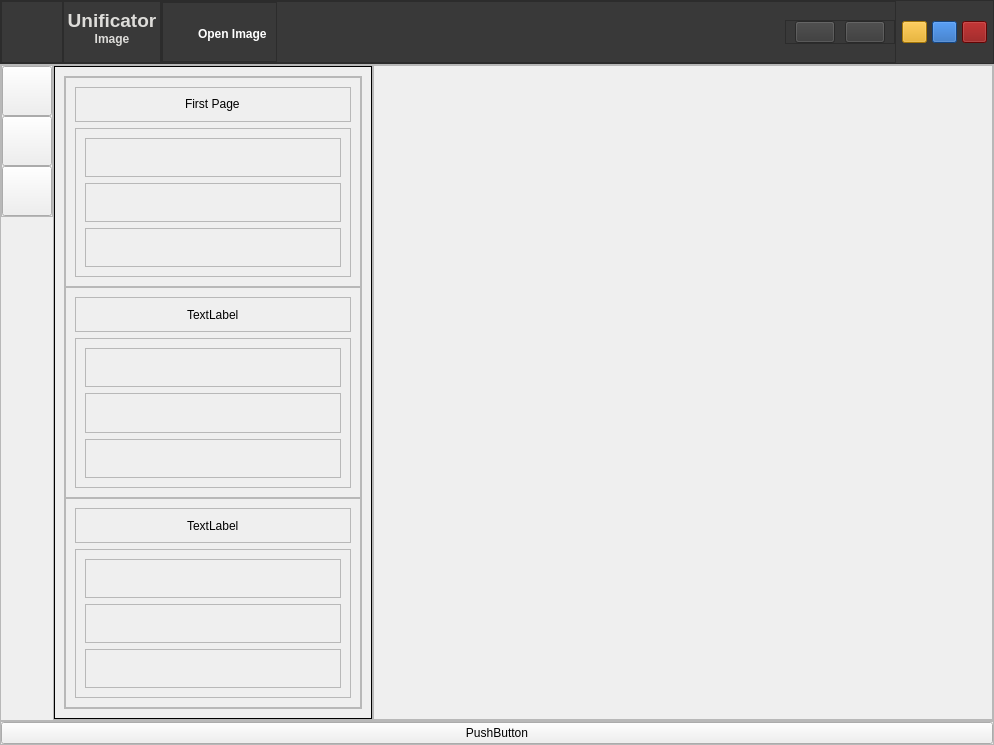
This is src/interface.ui in Btzel/Unificator as Qt 5 draws it before an edit. The edited form follows.
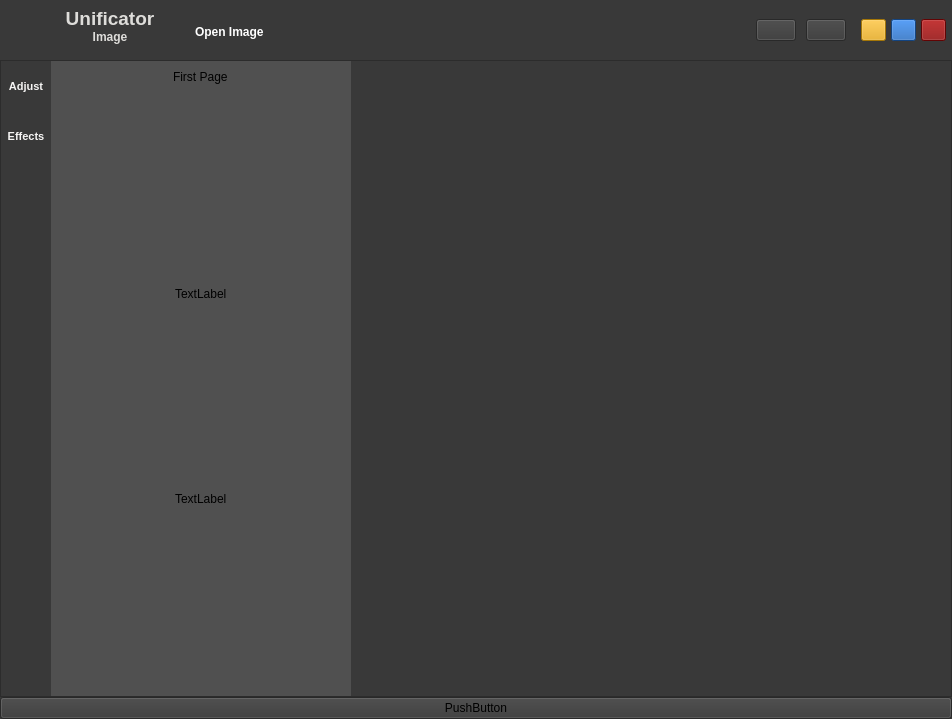
This is the edited form. Icons and pictures are not drawn.

Commit message: cont panel

```diff
--- a/src/interface.ui
+++ b/src/interface.ui
@@ -6,14 +6,18 @@
    <rect>
     <x>0</x>
     <y>0</y>
-    <width>994</width>
-    <height>745</height>
+    <width>950</width>
+    <height>719</height>
    </rect>
   </property>
   <property name="windowTitle">
    <string>MainWindow</string>
   </property>
   <widget class="QWidget" name="centralwidget">
+   <property name="styleSheet">
+    <string notr="true">background-color: rgb(57, 57, 57);
+</string>
+   </property>
    <layout class="QVBoxLayout" name="verticalLayout" stretch="0,0,0">
     <property name="spacing">
      <number>0</number>
@@ -36,7 +40,7 @@
        <bool>true</bool>
       </property>
       <property name="styleSheet">
-       <string notr="true">background-color: rgb(57, 57, 57);</string>
+       <string notr="true">QFrame { border: none; margin: 0px; padding: 0px; }</string>
       </property>
       <property name="frameShape">
        <enum>QFrame::StyledPanel</enum>
@@ -589,6 +593,20 @@
       <property name="enabled">
        <bool>true</bool>
       </property>
+      <property name="layoutDirection">
+       <enum>Qt::LeftToRight</enum>
+      </property>
+      <property name="autoFillBackground">
+       <bool>false</bool>
+      </property>
+      <property name="styleSheet">
+       <string notr="true">QFrame * {
+    border: none;
+    margin: 0px;
+    padding: 0px;
+}
+</string>
+      </property>
       <property name="frameShape">
        <enum>QFrame::StyledPanel</enum>
       </property>
@@ -611,8 +629,14 @@
        <property name="bottomMargin">
         <number>0</number>
        </property>
-       <item alignment="Qt::AlignTop">
+       <item>
         <widget class="QFrame" name="frame_7">
+         <property name="font">
+          <font>
+           <weight>50</weight>
+           <bold>false</bold>
+          </font>
+         </property>
          <property name="frameShape">
           <enum>QFrame::StyledPanel</enum>
          </property>
@@ -635,91 +659,141 @@
           <property name="bottomMargin">
            <number>0</number>
           </property>
-          <item>
-           <widget class="QPushButton" name="pushButton_6">
-            <property name="sizePolicy">
-             <sizepolicy hsizetype="Preferred" vsizetype="Preferred">
-              <horstretch>0</horstretch>
-              <verstretch>0</verstretch>
-             </sizepolicy>
+          <item alignment="Qt::AlignTop">
+           <widget class="QFrame" name="frame_23">
+            <property name="frameShape">
+             <enum>QFrame::StyledPanel</enum>
             </property>
-            <property name="minimumSize">
-             <size>
-              <width>50</width>
-              <height>50</height>
-             </size>
+            <property name="frameShadow">
+             <enum>QFrame::Raised</enum>
             </property>
-            <property name="maximumSize">
-             <size>
-              <width>50</width>
-              <height>50</height>
-             </size>
-            </property>
-            <property name="text">
-             <string/>
-            </property>
-            <property name="checkable">
-             <bool>false</bool>
-            </property>
-            <property name="checked">
-             <bool>false</bool>
-            </property>
-           </widget>
-          </item>
-          <item>
-           <widget class="QPushButton" name="pushButton_8">
-            <property name="sizePolicy">
-             <sizepolicy hsizetype="Preferred" vsizetype="Preferred">
-              <horstretch>0</horstretch>
-              <verstretch>0</verstretch>
-             </sizepolicy>
-            </property>
-            <property name="minimumSize">
-             <size>
-              <width>50</width>
-              <height>50</height>
-             </size>
-            </property>
-            <property name="maximumSize">
-             <size>
-              <width>50</width>
-              <height>50</height>
-             </size>
-            </property>
-            <property name="text">
-             <string/>
-            </property>
-            <property name="checkable">
-             <bool>false</bool>
-            </property>
-           </widget>
-          </item>
-          <item>
-           <widget class="QPushButton" name="pushButton_7">
-            <property name="sizePolicy">
-             <sizepolicy hsizetype="Preferred" vsizetype="Preferred">
-              <horstretch>0</horstretch>
-              <verstretch>0</verstretch>
-             </sizepolicy>
-            </property>
-            <property name="minimumSize">
-             <size>
-              <width>50</width>
-              <height>50</height>
-             </size>
-            </property>
-            <property name="maximumSize">
-             <size>
-              <width>50</width>
-              <height>50</height>
-             </size>
-            </property>
-            <property name="text">
-             <string/>
-            </property>
-            <property name="checkable">
-             <bool>false</bool>
-            </property>
+            <layout class="QVBoxLayout" name="verticalLayout_8">
+             <property name="spacing">
+              <number>0</number>
+             </property>
+             <property name="leftMargin">
+              <number>0</number>
+             </property>
+             <property name="topMargin">
+              <number>0</number>
+             </property>
+             <property name="rightMargin">
+              <number>0</number>
+             </property>
+             <property name="bottomMargin">
+              <number>0</number>
+             </property>
+             <item>
+              <widget class="QToolButton" name="toolButton">
+               <property name="minimumSize">
+                <size>
+                 <width>50</width>
+                 <height>50</height>
+                </size>
+               </property>
+               <property name="maximumSize">
+                <size>
+                 <width>50</width>
+                 <height>50</height>
+                </size>
+               </property>
+               <property name="font">
+                <font>
+                 <pointsize>8</pointsize>
+                 <weight>75</weight>
+                 <bold>true</bold>
+                </font>
+               </property>
+               <property name="layoutDirection">
+                <enum>Qt::RightToLeft</enum>
+               </property>
+               <property name="styleSheet">
+                <string notr="true">
+color: rgb(246, 245, 244);</string>
+               </property>
+               <property name="text">
+                <string>Adjust</string>
+               </property>
+               <property name="icon">
+                <iconset resource="../resources/res.qrc">
+                 <normaloff>:/icons/icons/levels.png</normaloff>:/icons/icons/levels.png</iconset>
+               </property>
+               <property name="iconSize">
+                <size>
+                 <width>25</width>
+                 <height>25</height>
+                </size>
+               </property>
+               <property name="checkable">
+                <bool>false</bool>
+               </property>
+               <property name="checked">
+                <bool>false</bool>
+               </property>
+               <property name="popupMode">
+                <enum>QToolButton::InstantPopup</enum>
+               </property>
+               <property name="toolButtonStyle">
+                <enum>Qt::ToolButtonTextUnderIcon</enum>
+               </property>
+               <property name="autoRaise">
+                <bool>false</bool>
+               </property>
+              </widget>
+             </item>
+             <item>
+              <widget class="QToolButton" name="toolButton_3">
+               <property name="minimumSize">
+                <size>
+                 <width>50</width>
+                 <height>50</height>
+                </size>
+               </property>
+               <property name="maximumSize">
+                <size>
+                 <width>50</width>
+                 <height>50</height>
+                </size>
+               </property>
+               <property name="font">
+                <font>
+                 <pointsize>8</pointsize>
+                 <weight>75</weight>
+                 <bold>true</bold>
+                </font>
+               </property>
+               <property name="layoutDirection">
+                <enum>Qt::RightToLeft</enum>
+               </property>
+               <property name="styleSheet">
+                <string notr="true">
+color: rgb(246, 245, 244);</string>
+               </property>
+               <property name="text">
+                <string>Effects</string>
+               </property>
+               <property name="icon">
+                <iconset resource="../resources/res.qrc">
+                 <normaloff>:/icons/icons/icons8-magic-wand-64.png</normaloff>:/icons/icons/icons8-magic-wand-64.png</iconset>
+               </property>
+               <property name="iconSize">
+                <size>
+                 <width>30</width>
+                 <height>30</height>
+                </size>
+               </property>
+               <property name="popupMode">
+                <enum>QToolButton::InstantPopup</enum>
+               </property>
+               <property name="toolButtonStyle">
+                <enum>Qt::ToolButtonTextUnderIcon</enum>
+               </property>
+               <property name="autoRaise">
+                <bool>false</bool>
+               </property>
+              </widget>
+             </item>
+            </layout>
            </widget>
           </item>
          </layout>
@@ -733,6 +807,9 @@
            <height>0</height>
           </size>
          </property>
+         <property name="styleSheet">
+          <string notr="true">background-color: rgb(80, 80, 80);</string>
+         </property>
          <property name="frameShape">
           <enum>QFrame::StyledPanel</enum>
          </property>
@@ -763,6 +840,9 @@
             <property name="toolTipDuration">
              <number>-1</number>
             </property>
+            <property name="styleSheet">
+             <string notr="true"/>
+            </property>
             <property name="frameShape">
              <enum>QFrame::Box</enum>
             </property>
@@ -772,290 +852,6 @@
             <property name="currentIndex">
              <number>0</number>
             </property>
-            <widget class="QWidget" name="page_3">
-             <property name="layoutDirection">
-              <enum>Qt::LeftToRight</enum>
-             </property>
-             <layout class="QHBoxLayout" name="horizontalLayout_9">
-              <item>
-               <widget class="QScrollArea" name="scrollArea">
-                <property name="widgetResizable">
-                 <bool>true</bool>
-                </property>
-                <widget class="QWidget" name="scrollAreaWidgetContents_3">
-                 <property name="geometry">
-                  <rect>
-                   <x>0</x>
-                   <y>0</y>
-                   <width>296</width>
-                   <height>626</height>
-                  </rect>
-                 </property>
-                 <layout class="QVBoxLayout" name="verticalLayout_23">
-                  <property name="spacing">
-                   <number>0</number>
-                  </property>
-                  <property name="leftMargin">
-                   <number>0</number>
-                  </property>
-                  <property name="topMargin">
-                   <number>0</number>
-                  </property>
-                  <property name="rightMargin">
-                   <number>0</number>
-                  </property>
-                  <property name="bottomMargin">
-                   <number>0</number>
-                  </property>
-                  <item>
-                   <widget class="QFrame" name="frame_14">
-                    <property name="minimumSize">
-                     <size>
-                      <width>250</width>
-                      <height>46</height>
-                     </size>
-                    </property>
-                    <property name="frameShape">
-                     <enum>QFrame::StyledPanel</enum>
-                    </property>
-                    <property name="frameShadow">
-                     <enum>QFrame::Raised</enum>
-                    </property>
-                    <layout class="QVBoxLayout" name="verticalLayout_22">
-                     <item>
-                      <widget class="QFrame" name="frame_45">
-                       <property name="maximumSize">
-                        <size>
-                         <width>16777215</width>
-                         <height>35</height>
-                        </size>
-                       </property>
-                       <property name="frameShape">
-                        <enum>QFrame::StyledPanel</enum>
-                       </property>
-                       <property name="frameShadow">
-                        <enum>QFrame::Raised</enum>
-                       </property>
-                       <layout class="QVBoxLayout" name="verticalLayout_28">
-                        <item alignment="Qt::AlignHCenter|Qt::AlignTop">
-                         <widget class="QLabel" name="label_8">
-                          <property name="text">
-                           <string>First Page</string>
-                          </property>
-                         </widget>
-                        </item>
-                       </layout>
-                      </widget>
-                     </item>
-                     <item>
-                      <widget class="QFrame" name="frame_46">
-                       <property name="frameShape">
-                        <enum>QFrame::StyledPanel</enum>
-                       </property>
-                       <property name="frameShadow">
-                        <enum>QFrame::Raised</enum>
-                       </property>
-                       <layout class="QVBoxLayout" name="verticalLayout_33">
-                        <item>
-                         <widget class="QFrame" name="frame_56">
-                          <property name="frameShape">
-                           <enum>QFrame::StyledPanel</enum>
-                          </property>
-                          <property name="frameShadow">
-                           <enum>QFrame::Raised</enum>
-                          </property>
-                         </widget>
-                        </item>
-                        <item>
-                         <widget class="QFrame" name="frame_57">
-                          <property name="frameShape">
-                           <enum>QFrame::StyledPanel</enum>
-                          </property>
-                          <property name="frameShadow">
-                           <enum>QFrame::Raised</enum>
-                          </property>
-                         </widget>
-                        </item>
-                        <item>
-                         <widget class="QFrame" name="frame_58">
-                          <property name="frameShape">
-                           <enum>QFrame::StyledPanel</enum>
-                          </property>
-                          <property name="frameShadow">
-                           <enum>QFrame::Raised</enum>
-                          </property>
-                         </widget>
-                        </item>
-                       </layout>
-                      </widget>
-                     </item>
-                    </layout>
-                   </widget>
-                  </item>
-                  <item>
-                   <widget class="QFrame" name="frame_15">
-                    <property name="frameShape">
-                     <enum>QFrame::StyledPanel</enum>
-                    </property>
-                    <property name="frameShadow">
-                     <enum>QFrame::Raised</enum>
-                    </property>
-                    <layout class="QVBoxLayout" name="verticalLayout_21">
-                     <item>
-                      <widget class="QFrame" name="frame_43">
-                       <property name="maximumSize">
-                        <size>
-                         <width>16777215</width>
-                         <height>35</height>
-                        </size>
-                       </property>
-                       <property name="frameShape">
-                        <enum>QFrame::StyledPanel</enum>
-                       </property>
-                       <property name="frameShadow">
-                        <enum>QFrame::Raised</enum>
-                       </property>
-                       <layout class="QVBoxLayout" name="verticalLayout_29">
-                        <item alignment="Qt::AlignHCenter">
-                         <widget class="QLabel" name="label_2">
-                          <property name="text">
-                           <string>TextLabel</string>
-                          </property>
-                         </widget>
-                        </item>
-                       </layout>
-                      </widget>
-                     </item>
-                     <item>
-                      <widget class="QFrame" name="frame_44">
-                       <property name="frameShape">
-                        <enum>QFrame::StyledPanel</enum>
-                       </property>
-                       <property name="frameShadow">
-                        <enum>QFrame::Raised</enum>
-                       </property>
-                       <layout class="QVBoxLayout" name="verticalLayout_32">
-                        <item>
-                         <widget class="QFrame" name="frame_59">
-                          <property name="frameShape">
-                           <enum>QFrame::StyledPanel</enum>
-                          </property>
-                          <property name="frameShadow">
-                           <enum>QFrame::Raised</enum>
-                          </property>
-                         </widget>
-                        </item>
-                        <item>
-                         <widget class="QFrame" name="frame_61">
-                          <property name="frameShape">
-                           <enum>QFrame::StyledPanel</enum>
-                          </property>
-                          <property name="frameShadow">
-                           <enum>QFrame::Raised</enum>
-                          </property>
-                         </widget>
-                        </item>
-                        <item>
-                         <widget class="QFrame" name="frame_60">
-                          <property name="frameShape">
-                           <enum>QFrame::StyledPanel</enum>
-                          </property>
-                          <property name="frameShadow">
-                           <enum>QFrame::Raised</enum>
-                          </property>
-                         </widget>
-                        </item>
-                       </layout>
-                      </widget>
-                     </item>
-                    </layout>
-                   </widget>
-                  </item>
-                  <item>
-                   <widget class="QFrame" name="frame_16">
-                    <property name="frameShape">
-                     <enum>QFrame::StyledPanel</enum>
-                    </property>
-                    <property name="frameShadow">
-                     <enum>QFrame::Raised</enum>
-                    </property>
-                    <layout class="QVBoxLayout" name="verticalLayout_20">
-                     <item>
-                      <widget class="QFrame" name="frame_41">
-                       <property name="maximumSize">
-                        <size>
-                         <width>16777215</width>
-                         <height>35</height>
-                        </size>
-                       </property>
-                       <property name="frameShape">
-                        <enum>QFrame::StyledPanel</enum>
-                       </property>
-                       <property name="frameShadow">
-                        <enum>QFrame::Raised</enum>
-                       </property>
-                       <layout class="QVBoxLayout" name="verticalLayout_30">
-                        <item alignment="Qt::AlignHCenter">
-                         <widget class="QLabel" name="label">
-                          <property name="text">
-                           <string>TextLabel</string>
-                          </property>
-                         </widget>
-                        </item>
-                       </layout>
-                      </widget>
-                     </item>
-                     <item>
-                      <widget class="QFrame" name="frame_42">
-                       <property name="frameShape">
-                        <enum>QFrame::StyledPanel</enum>
-                       </property>
-                       <property name="frameShadow">
-                        <enum>QFrame::Raised</enum>
-                       </property>
-                       <layout class="QVBoxLayout" name="verticalLayout_31">
-                        <item>
-                         <widget class="QFrame" name="frame_62">
-                          <property name="frameShape">
-                           <enum>QFrame::StyledPanel</enum>
-                          </property>
-                          <property name="frameShadow">
-                           <enum>QFrame::Raised</enum>
-                          </property>
-                         </widget>
-                        </item>
-                        <item>
-                         <widget class="QFrame" name="frame_63">
-                          <property name="frameShape">
-                           <enum>QFrame::StyledPanel</enum>
-                          </property>
-                          <property name="frameShadow">
-                           <enum>QFrame::Raised</enum>
-                          </property>
-                         </widget>
-                        </item>
-                        <item>
-                         <widget class="QFrame" name="frame_64">
-                          <property name="frameShape">
-                           <enum>QFrame::StyledPanel</enum>
-                          </property>
-                          <property name="frameShadow">
-                           <enum>QFrame::Raised</enum>
-                          </property>
-                         </widget>
-                        </item>
-                       </layout>
-                      </widget>
-                     </item>
-                    </layout>
-                   </widget>
-                  </item>
-                 </layout>
-                </widget>
-               </widget>
-              </item>
-             </layout>
-            </widget>
             <widget class="QWidget" name="page_4">
              <layout class="QHBoxLayout" name="horizontalLayout_10">
               <item>
@@ -1337,8 +1133,8 @@
               </item>
              </layout>
             </widget>
-            <widget class="QWidget" name="page_5">
-             <layout class="QHBoxLayout" name="horizontalLayout_11">
+            <widget class="QWidget" name="page_3">
+             <layout class="QHBoxLayout" name="horizontalLayout_9">
               <item>
                <widget class="QScrollArea" name="scrollArea_3">
                 <property name="widgetResizable">
@@ -1349,11 +1145,11 @@
                   <rect>
                    <x>0</x>
                    <y>0</y>
-                   <width>250</width>
-                   <height>292</height>
+                   <width>282</width>
+                   <height>614</height>
                   </rect>
                  </property>
-                 <layout class="QVBoxLayout" name="verticalLayout_40">
+                 <layout class="QVBoxLayout" name="verticalLayout_28">
                   <property name="spacing">
                    <number>0</number>
                   </property>
@@ -1383,7 +1179,22 @@
                     <property name="frameShadow">
                      <enum>QFrame::Raised</enum>
                     </property>
-                    <layout class="QVBoxLayout" name="verticalLayout_41">
+                    <layout class="QVBoxLayout" name="verticalLayout_29">
+                     <property name="spacing">
+                      <number>0</number>
+                     </property>
+                     <property name="leftMargin">
+                      <number>0</number>
+                     </property>
+                     <property name="topMargin">
+                      <number>0</number>
+                     </property>
+                     <property name="rightMargin">
+                      <number>0</number>
+                     </property>
+                     <property name="bottomMargin">
+                      <number>0</number>
+                     </property>
                      <item>
                       <widget class="QFrame" name="frame_53">
                        <property name="maximumSize">
@@ -1392,17 +1203,35 @@
                          <height>35</height>
                         </size>
                        </property>
+                       <property name="styleSheet">
+                        <string notr="true">QFrame { border: none; /* Remove the border */ margin: 0px; /* Set all margins to zero */ padding: 0px; /* Set all padding to zero */ }</string>
+                       </property>
                        <property name="frameShape">
                         <enum>QFrame::StyledPanel</enum>
                        </property>
                        <property name="frameShadow">
                         <enum>QFrame::Raised</enum>
                        </property>
-                       <layout class="QVBoxLayout" name="verticalLayout_42">
+                       <layout class="QVBoxLayout" name="verticalLayout_40">
+                        <property name="spacing">
+                         <number>0</number>
+                        </property>
+                        <property name="leftMargin">
+                         <number>0</number>
+                        </property>
+                        <property name="topMargin">
+                         <number>0</number>
+                        </property>
+                        <property name="rightMargin">
+                         <number>0</number>
+                        </property>
+                        <property name="bottomMargin">
+                         <number>0</number>
+                        </property>
                         <item alignment="Qt::AlignHCenter|Qt::AlignTop">
                          <widget class="QLabel" name="label_12">
                           <property name="text">
-                           <string>Third Page</string>
+                           <string>First Page</string>
                           </property>
                          </widget>
                         </item>
@@ -1417,7 +1246,22 @@
                        <property name="frameShadow">
                         <enum>QFrame::Raised</enum>
                        </property>
-                       <layout class="QVBoxLayout" name="verticalLayout_43">
+                       <layout class="QVBoxLayout" name="verticalLayout_41">
+                        <property name="spacing">
+                         <number>0</number>
+                        </property>
+                        <property name="leftMargin">
+                         <number>0</number>
+                        </property>
+                        <property name="topMargin">
+                         <number>0</number>
+                        </property>
+                        <property name="rightMargin">
+                         <number>0</number>
+                        </property>
+                        <property name="bottomMargin">
+                         <number>0</number>
+                        </property>
                         <item>
                          <widget class="QFrame" name="frame_74">
                           <property name="frameShape">
@@ -1462,7 +1306,22 @@
                     <property name="frameShadow">
                      <enum>QFrame::Raised</enum>
                     </property>
-                    <layout class="QVBoxLayout" name="verticalLayout_44">
+                    <layout class="QVBoxLayout" name="verticalLayout_30">
+                     <property name="spacing">
+                      <number>0</number>
+                     </property>
+                     <property name="leftMargin">
+                      <number>0</number>
+                     </property>
+                     <property name="topMargin">
+                      <number>0</number>
+                     </property>
+                     <property name="rightMargin">
+                      <number>0</number>
+                     </property>
+                     <property name="bottomMargin">
+                      <number>0</number>
+                     </property>
                      <item>
                       <widget class="QFrame" name="frame_55">
                        <property name="maximumSize">
@@ -1477,7 +1336,22 @@
                        <property name="frameShadow">
                         <enum>QFrame::Raised</enum>
                        </property>
-                       <layout class="QVBoxLayout" name="verticalLayout_45">
+                       <layout class="QVBoxLayout" name="verticalLayout_42">
+                        <property name="spacing">
+                         <number>0</number>
+                        </property>
+                        <property name="leftMargin">
+                         <number>0</number>
+                        </property>
+                        <property name="topMargin">
+                         <number>0</number>
+                        </property>
+                        <property name="rightMargin">
+                         <number>0</number>
+                        </property>
+                        <property name="bottomMargin">
+                         <number>0</number>
+                        </property>
                         <item alignment="Qt::AlignHCenter">
                          <widget class="QLabel" name="label_13">
                           <property name="text">
@@ -1489,14 +1363,39 @@
                       </widget>
                      </item>
                      <item>
-                      <widget class="QFrame" name="frame_77">
+                      <widget class="QFrame" name="frame_56">
                        <property name="frameShape">
                         <enum>QFrame::StyledPanel</enum>
                        </property>
                        <property name="frameShadow">
                         <enum>QFrame::Raised</enum>
                        </property>
-                       <layout class="QVBoxLayout" name="verticalLayout_46">
+                       <layout class="QVBoxLayout" name="verticalLayout_43">
+                        <property name="spacing">
+                         <number>0</number>
+                        </property>
+                        <property name="leftMargin">
+                         <number>0</number>
+                        </property>
+                        <property name="topMargin">
+                         <number>0</number>
+                        </property>
+                        <property name="rightMargin">
+                         <number>0</number>
+                        </property>
+                        <property name="bottomMargin">
+                         <number>0</number>
+                        </property>
+                        <item>
+                         <widget class="QFrame" name="frame_77">
+                          <property name="frameShape">
+                           <enum>QFrame::StyledPanel</enum>
+                          </property>
+                          <property name="frameShadow">
+                           <enum>QFrame::Raised</enum>
+                          </property>
+                         </widget>
+                        </item>
                         <item>
                          <widget class="QFrame" name="frame_78">
                           <property name="frameShape">
@@ -1517,16 +1416,6 @@
                           </property>
                          </widget>
                         </item>
-                        <item>
-                         <widget class="QFrame" name="frame_80">
-                          <property name="frameShape">
-                           <enum>QFrame::StyledPanel</enum>
-                          </property>
-                          <property name="frameShadow">
-                           <enum>QFrame::Raised</enum>
-                          </property>
-                         </widget>
-                        </item>
                        </layout>
                       </widget>
                      </item>
@@ -1541,9 +1430,24 @@
                     <property name="frameShadow">
                      <enum>QFrame::Raised</enum>
                     </property>
-                    <layout class="QVBoxLayout" name="verticalLayout_47">
+                    <layout class="QVBoxLayout" name="verticalLayout_31">
+                     <property name="spacing">
+                      <number>0</number>
+                     </property>
+                     <property name="leftMargin">
+                      <number>0</number>
+                     </property>
+                     <property name="topMargin">
+                      <number>0</number>
+                     </property>
+                     <property name="rightMargin">
+                      <number>0</number>
+                     </property>
+                     <property name="bottomMargin">
+                      <number>0</number>
+                     </property>
                      <item>
-                      <widget class="QFrame" name="frame_81">
+                      <widget class="QFrame" name="frame_57">
                        <property name="maximumSize">
                         <size>
                          <width>16777215</width>
@@ -1556,7 +1460,22 @@
                        <property name="frameShadow">
                         <enum>QFrame::Raised</enum>
                        </property>
-                       <layout class="QVBoxLayout" name="verticalLayout_48">
+                       <layout class="QVBoxLayout" name="verticalLayout_44">
+                        <property name="spacing">
+                         <number>0</number>
+                        </property>
+                        <property name="leftMargin">
+                         <number>0</number>
+                        </property>
+                        <property name="topMargin">
+                         <number>0</number>
+                        </property>
+                        <property name="rightMargin">
+                         <number>0</number>
+                        </property>
+                        <property name="bottomMargin">
+                         <number>0</number>
+                        </property>
                         <item alignment="Qt::AlignHCenter">
                          <widget class="QLabel" name="label_14">
                           <property name="text">
@@ -1568,16 +1487,31 @@
                       </widget>
                      </item>
                      <item>
-                      <widget class="QFrame" name="frame_82">
+                      <widget class="QFrame" name="frame_58">
                        <property name="frameShape">
                         <enum>QFrame::StyledPanel</enum>
                        </property>
                        <property name="frameShadow">
                         <enum>QFrame::Raised</enum>
                        </property>
-                       <layout class="QVBoxLayout" name="verticalLayout_49">
+                       <layout class="QVBoxLayout" name="verticalLayout_45">
+                        <property name="spacing">
+                         <number>0</number>
+                        </property>
+                        <property name="leftMargin">
+                         <number>0</number>
+                        </property>
+                        <property name="topMargin">
+                         <number>0</number>
+                        </property>
+                        <property name="rightMargin">
+                         <number>0</number>
+                        </property>
+                        <property name="bottomMargin">
+                         <number>0</number>
+                        </property>
                         <item>
-                         <widget class="QFrame" name="frame_83">
+                         <widget class="QFrame" name="frame_80">
                           <property name="frameShape">
                            <enum>QFrame::StyledPanel</enum>
                           </property>
@@ -1587,7 +1521,7 @@
                          </widget>
                         </item>
                         <item>
-                         <widget class="QFrame" name="frame_84">
+                         <widget class="QFrame" name="frame_81">
                           <property name="frameShape">
                            <enum>QFrame::StyledPanel</enum>
                           </property>
@@ -1597,7 +1531,7 @@
                          </widget>
                         </item>
                         <item>
-                         <widget class="QFrame" name="frame_85">
+                         <widget class="QFrame" name="frame_82">
                           <property name="frameShape">
                            <enum>QFrame::StyledPanel</enum>
                           </property>
@@ -1632,6 +1566,21 @@
           <enum>QFrame::Raised</enum>
          </property>
          <layout class="QVBoxLayout" name="verticalLayout_4">
+          <property name="spacing">
+           <number>0</number>
+          </property>
+          <property name="leftMargin">
+           <number>0</number>
+          </property>
+          <property name="topMargin">
+           <number>0</number>
+          </property>
+          <property name="rightMargin">
+           <number>0</number>
+          </property>
+          <property name="bottomMargin">
+           <number>0</number>
+          </property>
           <item>
            <widget class="QStackedWidget" name="stackedWidget">
             <property name="enabled">
@@ -1650,9 +1599,7 @@
              <number>1</number>
             </property>
             <widget class="QWidget" name="page"/>
-            <widget class="QWidget" name="page_2">
-             <layout class="QVBoxLayout" name="verticalLayout_7"/>
-            </widget>
+            <widget class="QWidget" name="page_2"/>
            </widget>
           </item>
          </layout>
@@ -1666,6 +1613,9 @@
       <property name="enabled">
        <bool>true</bool>
       </property>
+      <property name="styleSheet">
+       <string notr="true">QFrame { border: none; margin: 0px; padding: 0px; }</string>
+      </property>
       <property name="frameShape">
        <enum>QFrame::StyledPanel</enum>
       </property>
```
Left out of the diff: 146 changed lines with no effect on the pictures. The commit also changes 7 other files.
